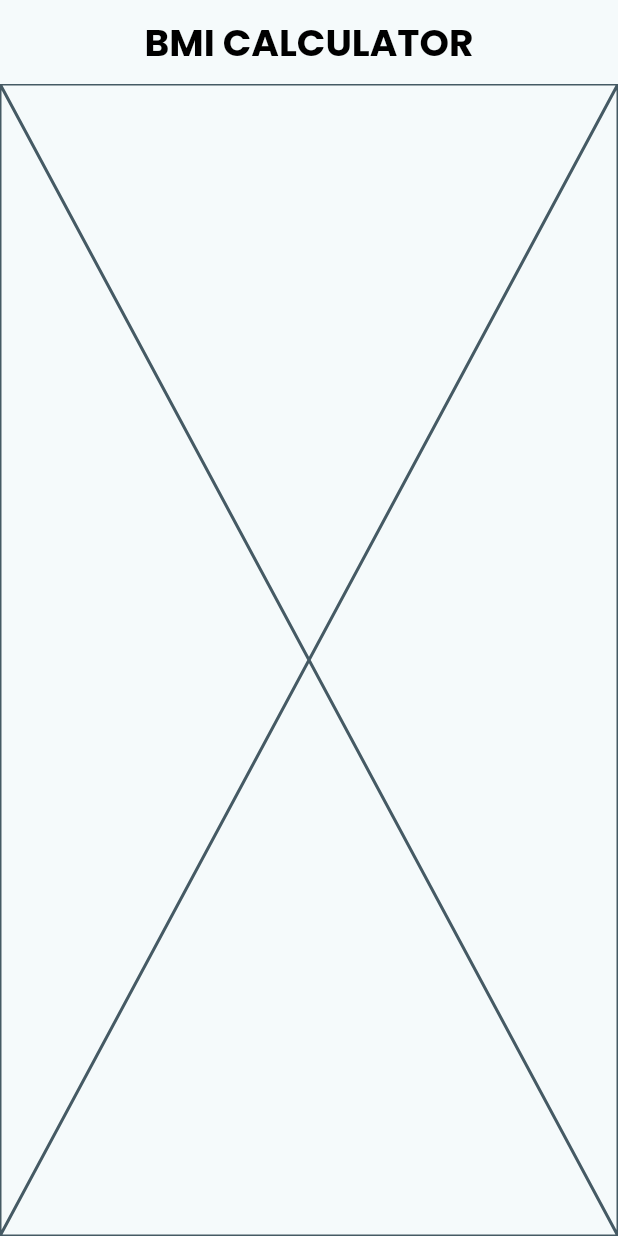
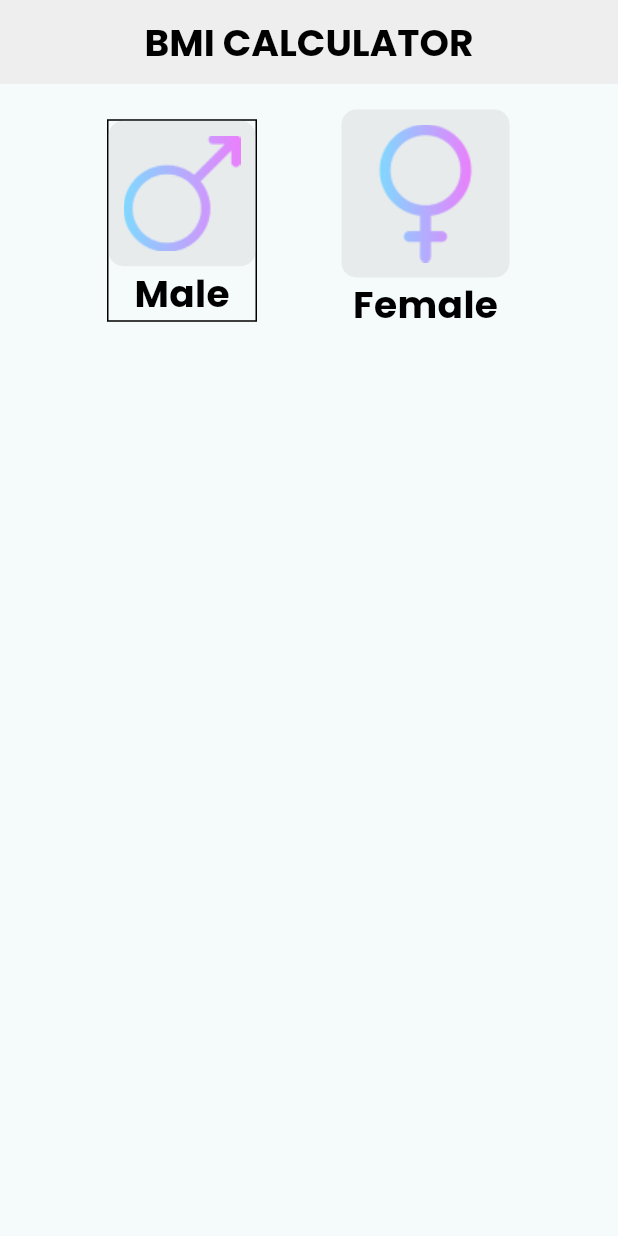
Before and after one commit to Basel85/MD-TREE-Session-4, a Flutter app: the screen it shows after launch, on a phone screen of 412 x 824 dp. Run offline on Flutter 3.47's test engine with Material 3 defaults, Android fonts, the phone set to English and light mode, and no system bars.

Commit message:
making the genders component

```diff
--- a/lib/presentation/screens/bmi_screen.dart
+++ b/lib/presentation/screens/bmi_screen.dart
@@ -8,7 +8,9 @@ class BMIScreen extends StatelessWidget {
   @override
   Widget build(BuildContext context) {
     return const Scaffold(
-      appBar: CustomAppBar(appBarTitle: "BMI CALCULATOR"),
+      appBar: CustomAppBar(
+        appBarTitle: "BMI CALCULATOR",
+      ),
       body: BMIScreenBody(),
     );
   }
--- a/lib/presentation/widgets/bmi_screen_body/bmi_screen_body.dart
+++ b/lib/presentation/widgets/bmi_screen_body/bmi_screen_body.dart
@@ -1,4 +1,7 @@
 import 'package:flutter/material.dart';
+import 'package:md_tree_session_4/helpers/app_assets.dart';
+import 'package:md_tree_session_4/presentation/widgets/bmi_screen_body/genders_horizontal_list/gender_card/gender_card.dart';
+import 'package:md_tree_session_4/presentation/widgets/bmi_screen_body/genders_horizontal_list/genders_horizontal_list.dart';
 
 class BMIScreenBody extends StatefulWidget {
   const BMIScreenBody({super.key});
@@ -15,6 +18,38 @@ class _BMIScreenBodyState extends State<BMIScreenBody> {
 
   @override
   Widget build(BuildContext context) {
-    return const Placeholder();
+    return Padding(
+      padding: const EdgeInsets.all(16.0),
+      child: Column(children: [
+        GendersHorizontalList(
+          children: [
+            GenderCard(
+              genderName: "Male",
+              genderImage: AppAssets.maleImage,
+              isSelected: isMale,
+              onTap: () {
+                if (!isMale) {
+                  setState(() {
+                    isMale = true;
+                  });
+                }
+              },
+            ),
+            GenderCard(
+              genderName: "Female",
+              genderImage: AppAssets.femaleImage,
+              isSelected: !isMale,
+              onTap: () {
+                if (isMale) {
+                  setState(() {
+                    isMale = false;
+                  });
+                }
+              },
+            )
+          ],
+        ),
+      ]),
+    );
   }
 }
--- /dev/null
+++ b/lib/presentation/widgets/bmi_screen_body/genders_horizontal_list/gender_card/gender_card.dart
@@ -0,0 +1,39 @@
+import 'package:flutter/material.dart';
+import 'package:md_tree_session_4/presentation/widgets/bmi_screen_body/genders_horizontal_list/gender_card/gender_image_component.dart';
+import 'package:md_tree_session_4/presentation/widgets/bmi_screen_body/genders_horizontal_list/gender_card/gender_text.dart';
+import 'package:md_tree_session_4/themes/app_colors.dart';
+
+class GenderCard extends StatelessWidget {
+  final String genderName;
+  final String genderImage;
+  final bool isSelected;
+  final void Function() onTap;
+  const GenderCard(
+      {super.key,
+      required this.genderName,
+      required this.genderImage,
+      required this.isSelected,
+      required this.onTap});
+
+  @override
+  Widget build(BuildContext context) {
+    return InkWell(
+      onTap: onTap,
+      child: Container(
+        decoration: BoxDecoration(
+            border: Border.all(
+                color: isSelected
+                    ? AppColors.pureBlack
+                    : AppColors.transparentColor,
+                width: 1)),
+        child: Column(
+          mainAxisSize: MainAxisSize.min,
+          children: [
+            GenderImageComponent(genderImage: genderImage),
+            GenderText(genderName: genderName)
+          ],
+        ),
+      ),
+    );
+  }
+}
--- /dev/null
+++ b/lib/presentation/widgets/bmi_screen_body/genders_horizontal_list/gender_card/gender_image_component.dart
@@ -0,0 +1,19 @@
+import 'package:flutter/material.dart';
+import 'package:md_tree_session_4/themes/app_colors.dart';
+
+class GenderImageComponent extends StatelessWidget {
+  final String genderImage;
+  const GenderImageComponent({super.key, required this.genderImage});
+
+  @override
+  Widget build(BuildContext context) {
+    return Container(
+      padding: const EdgeInsets.all(10),
+      decoration: BoxDecoration(
+        color: AppColors.colorC2C2C2.withOpacity(0.27),
+        borderRadius: BorderRadius.circular(10),
+      ),
+      child: Image.asset(genderImage),
+    );
+  }
+}
--- /dev/null
+++ b/lib/presentation/widgets/bmi_screen_body/genders_horizontal_list/gender_card/gender_text.dart
@@ -0,0 +1,15 @@
+import 'package:flutter/material.dart';
+import 'package:md_tree_session_4/themes/app_text_styles.dart';
+
+class GenderText extends StatelessWidget {
+  final String genderName;
+  const GenderText({super.key, required this.genderName});
+
+  @override
+  Widget build(BuildContext context) {
+    return Text(
+      genderName,
+      style: AppTextStyles.fontSize25FontWeightW700FontFamilyPoppinsColorBlack,
+    );
+  }
+}
--- /dev/null
+++ b/lib/presentation/widgets/bmi_screen_body/genders_horizontal_list/genders_horizontal_list.dart
@@ -0,0 +1,15 @@
+import 'package:flutter/material.dart';
+import 'package:flutter/widgets.dart';
+
+class GendersHorizontalList extends StatelessWidget {
+  final List<Widget> children;
+  const GendersHorizontalList({super.key, required this.children});
+
+  @override
+  Widget build(BuildContext context) {
+    return  Row(
+      mainAxisAlignment: MainAxisAlignment.spaceEvenly,
+      children: children
+    );
+  }
+}
--- a/lib/presentation/widgets/custom_appbar_button/custom_appbar.dart
+++ b/lib/presentation/widgets/custom_appbar_button/custom_appbar.dart
@@ -1,16 +1,24 @@
 import 'package:flutter/material.dart';
+import 'package:md_tree_session_4/presentation/widgets/custom_appbar_button/custom_appbar_back_button.dart';
 import 'package:md_tree_session_4/presentation/widgets/custom_appbar_button/custom_appbar_title_text.dart';
+import 'package:md_tree_session_4/themes/app_colors.dart';
 
 class CustomAppBar extends StatelessWidget implements PreferredSizeWidget {
   final String appBarTitle;
-  const CustomAppBar({super.key, required this.appBarTitle});
+  final bool isBackButtonVisible;
+  const CustomAppBar(
+      {super.key, required this.appBarTitle, this.isBackButtonVisible = false});
 
   @override
   Widget build(BuildContext context) {
     return AppBar(
-      title: CustomAppBarTitleText(appBarTitle: appBarTitle),
-      centerTitle: true,
-    );
+        elevation: 0,
+        backgroundColor: AppColors.colorEEEEEE,
+        title: CustomAppBarTitleText(appBarTitle: appBarTitle),
+        centerTitle: true,
+        leading: isBackButtonVisible
+            ? const CustomAppBarBackButton()
+            : const SizedBox());
   }
 
   @override
--- /dev/null
+++ b/lib/presentation/widgets/custom_appbar_button/custom_appbar_back_button.dart
@@ -0,0 +1,15 @@
+import 'package:flutter/material.dart';
+
+class CustomAppBarBackButton extends StatelessWidget {
+  const CustomAppBarBackButton({super.key});
+
+  @override
+  Widget build(BuildContext context) {
+    return IconButton(
+      icon: const Icon(Icons.arrow_circle_left_outlined, size: 30),
+      onPressed: () {
+        Navigator.pop(context);
+      },
+    );
+  }
+}
--- a/lib/themes/app_colors.dart
+++ b/lib/themes/app_colors.dart
@@ -7,5 +7,7 @@ class AppColors {
   static const Color colorC62FF8 = Color(0xFFC62FF8);
   static const Color colorEEEEEE = Color(0xFFEEEEEE);
   static const Color colorFFAAAA = Color(0xFFFFAAAA);
+  static const Color colorC2C2C2 = Color(0xFFC2C2C2);
+  static const Color transparentColor = Color(0x00000000);
 
 }
```
